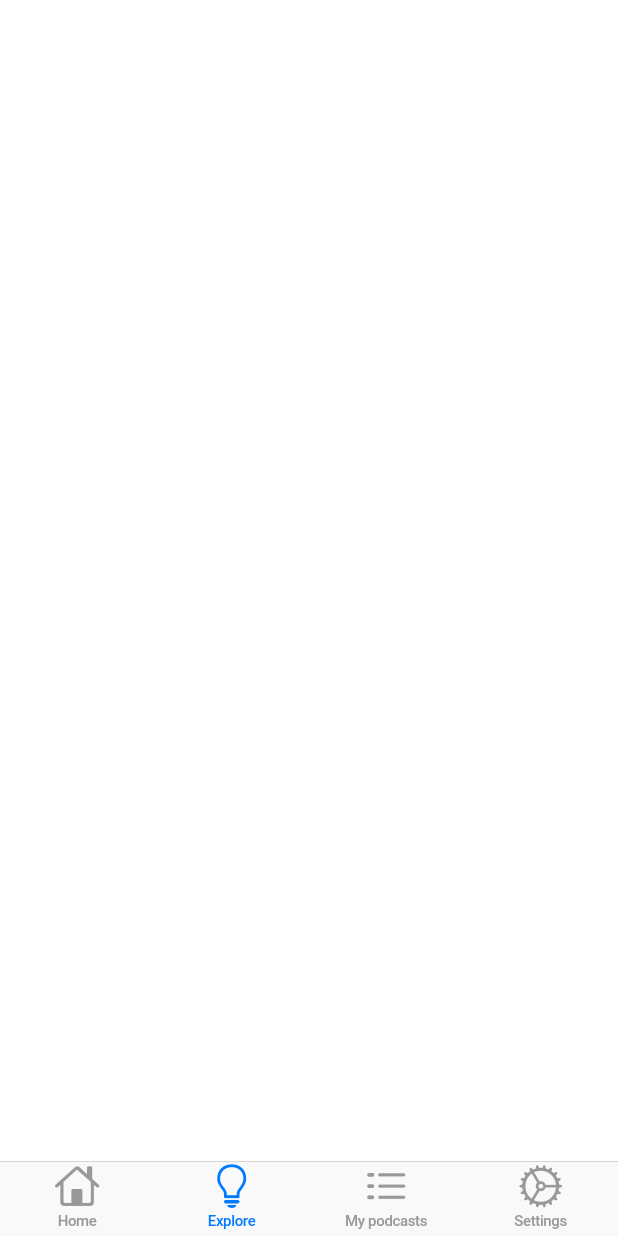
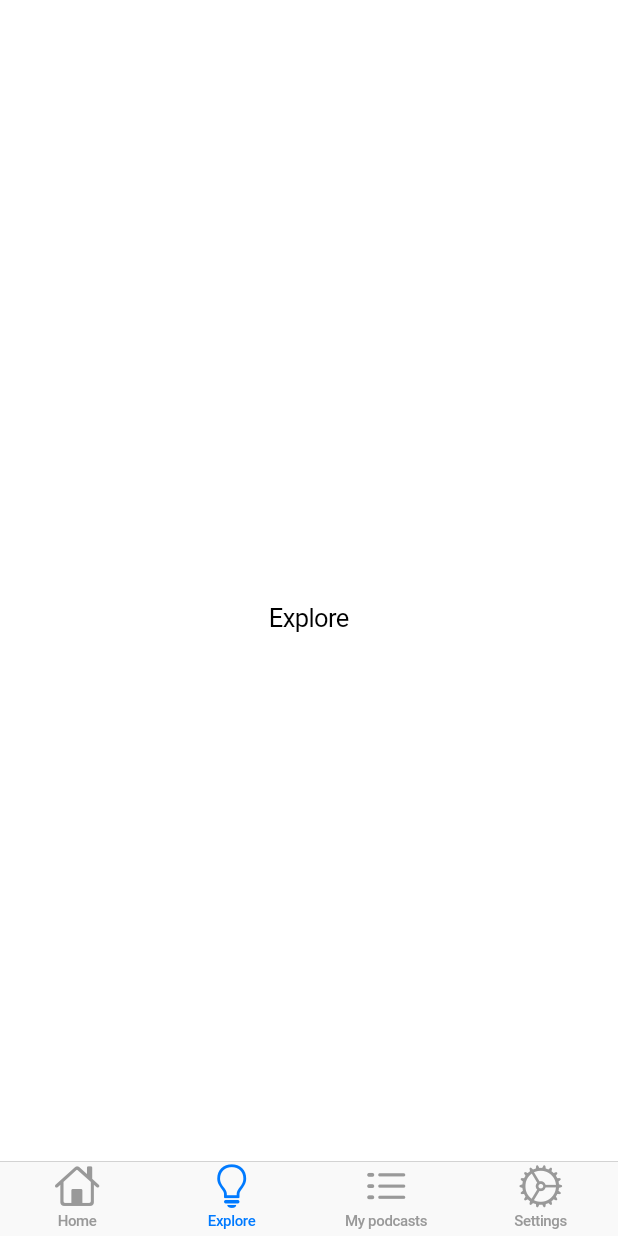
Before and after one commit to sam-baraka/podcastic, a Flutter app: the screen it shows after launch, item 2 of the bottom bar chosen, on a phone screen of 412 x 824 dp. Run offline on Flutter 3.47's test engine with Material 2 defaults, Android fonts, the phone set to English and light mode, and no system bars.

Commit message:
Differentiated the different tab content pages

```diff
--- a/lib/uis/home/home_page.dart
+++ b/lib/uis/home/home_page.dart
@@ -12,9 +12,9 @@ class HomePage extends StatelessWidget {
             return Home();
           case 1:
             return Explore();
+          case 2:
+            return MyPodcasts();
           case 3:
-            return MyPodcasts();
-          case 4:
             return Settings();
           default:
             return Home();
--- a/lib/uis/home/tab_contents/explore/explore.dart
+++ b/lib/uis/home/tab_contents/explore/explore.dart
@@ -1,8 +1,13 @@
+import 'package:flutter/cupertino.dart';
 import 'package:flutter/material.dart';
 
 class Explore extends StatelessWidget {
   @override
   Widget build(BuildContext context) {
-    return Container();
+    return CupertinoPageScaffold(
+      backgroundColor: Colors.white,
+      child: Center(child: Text("Explore")),
+    );
+    ;
   }
 }
--- a/lib/uis/home/tab_contents/home/home.dart
+++ b/lib/uis/home/tab_contents/home/home.dart
@@ -1,8 +1,12 @@
+import 'package:flutter/cupertino.dart';
 import 'package:flutter/material.dart';
 
 class Home extends StatelessWidget {
   @override
   Widget build(BuildContext context) {
-    return Container();
+    return CupertinoPageScaffold(
+      backgroundColor: Colors.white,
+      child: Center(child: Text("Home")),
+    );
   }
 }
--- a/lib/uis/home/tab_contents/my_podcasts/my_podcasts.dart
+++ b/lib/uis/home/tab_contents/my_podcasts/my_podcasts.dart
@@ -1,8 +1,12 @@
 import 'package:flutter/cupertino.dart';
+import 'package:flutter/material.dart';
 
 class MyPodcasts extends StatelessWidget {
   @override
   Widget build(BuildContext context) {
-    return Container();
+    return CupertinoPageScaffold(
+      backgroundColor: Colors.white,
+      child: Center(child: Text("My Podcasts")),
+    );
   }
 }
--- a/lib/uis/home/tab_contents/settings/settings.dart
+++ b/lib/uis/home/tab_contents/settings/settings.dart
@@ -1,8 +1,12 @@
 import 'package:flutter/cupertino.dart';
+import 'package:flutter/material.dart';
 
 class Settings extends StatelessWidget {
   @override
   Widget build(BuildContext context) {
-    return Container();
+    return CupertinoPageScaffold(
+      backgroundColor: Colors.white,
+      child: Center(child: Text("Settings")),
+    );
   }
 }
```
